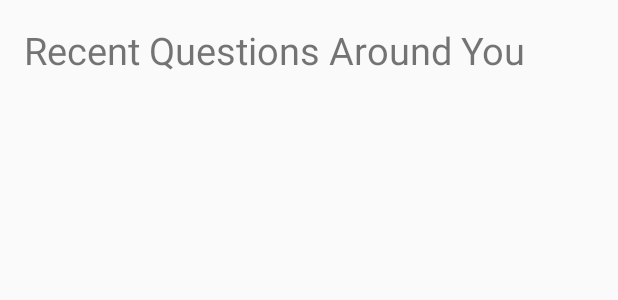
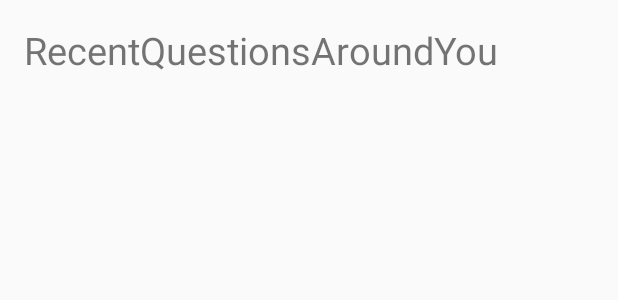
Before and after one commit to ruraj/askaround, an Android app: the layout content_main.xml on its own in the app's theme, with its tools: preview values and no code run, on a phone screen of 412 x 824 dp. Shown: the top 300 px of the screen. Run offline under Robolectric (Android 15) with nearby library versions, the phone set to English and light mode, and no system bars.

```diff
--- a/app/src/main/res/layout/content_main.xml
+++ b/app/src/main/res/layout/content_main.xml
@@ -18,7 +18,7 @@
     android:id="@+id/topper"
     android:layout_width="match_parent"
     android:layout_height="wrap_content"
-        android:text="Recent Questions Around You"
+    android:text="RecentQuestionsAroundYou"
     android:layout_alignParentTop="true"
 
     android:textSize="25sp"
@@ -30,4 +30,5 @@
 
     </FrameLayout>
 
+
 </RelativeLayout>
```
Lines whose indentation alone changed are shown as unchanged.
